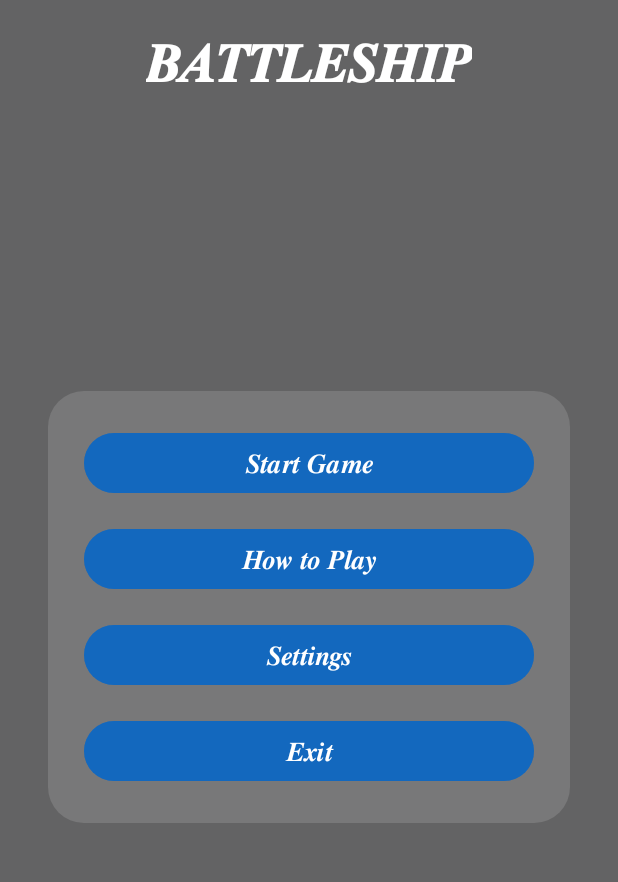
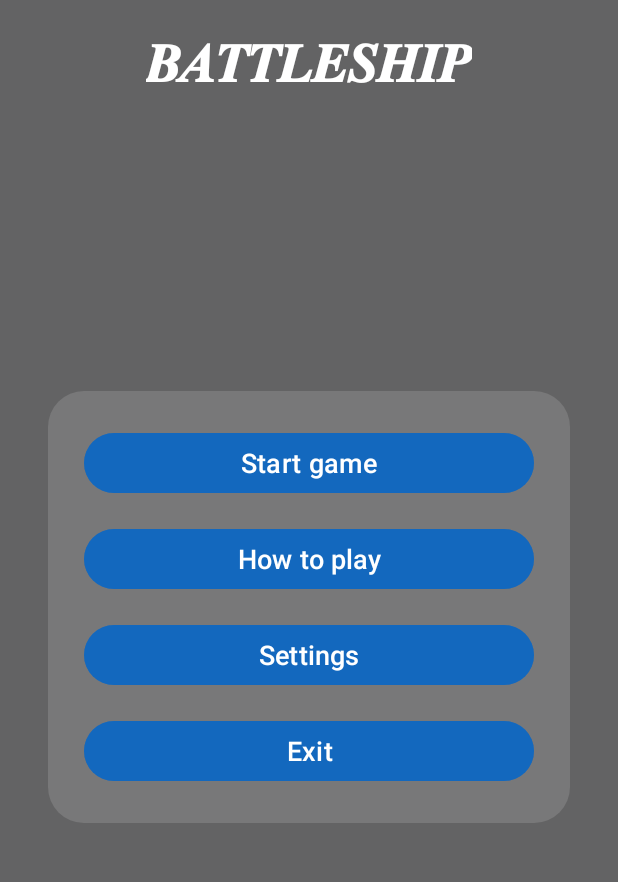
Before and after one commit to DrSmuc/Mobileshipbattle, an Android app: the screen it shows after launch (MainActivity), on a phone screen of 412 x 824 dp, the part 96-978 px from its top. Run offline under Robolectric (Android 15) with nearby library versions, the phone set to English and light mode, and no system bars; our stand-ins replace Firebase (no records; nobody signed in at launch, a user with empty details on screens opened directly).

Commit message:
language change

```diff
--- a/app/src/main/java/com/example/mobileshipbattle/MainActivity.kt
+++ b/app/src/main/java/com/example/mobileshipbattle/MainActivity.kt
@@ -38,7 +38,7 @@ public class MainActivity : AppCompatActivity() {
         }
 
         findViewById<Button>(R.id.settings_button).setOnClickListener {
-            startActivity(Intent(this, SettingsActivity ::class.java))
+            startActivity(Intent(this, SettingsActivity::class.java))
         }
 
         findViewById<Button>(R.id.exit_button).setOnClickListener {
--- a/app/src/main/res/layout/activity_how_to_play2.xml
+++ b/app/src/main/res/layout/activity_how_to_play2.xml
@@ -52,7 +52,7 @@
                 android:id="@+id/instructions_text"
                 android:layout_width="wrap_content"
                 android:layout_height="wrap_content"
-                android:text="• Place your ships on the grid.\n• Take turns firing at your opponent's grid.\n• A hit will be marked, and you keep firing.\n• Sink all enemy ships to win!"
+                android:text="@string/text"
                 android:textColor="#EEEEEE"
                 android:textSize="16sp" />
 
--- a/app/src/main/res/layout/activity_main.xml
+++ b/app/src/main/res/layout/activity_main.xml
@@ -78,7 +78,7 @@
                 android:id="@+id/start_button"
                 android:layout_width="match_parent"
                 android:layout_height="wrap_content"
-                android:text="𝑺𝒕𝒂𝒓𝒕 𝑮𝒂𝒎𝒆"
+                android:text="@string/start_game"
                 android:textSize="18sp"
                 android:backgroundTint="#990066CC"
                 android:textColor="#FFFFFF" />
@@ -88,7 +88,7 @@
                 android:layout_width="match_parent"
                 android:layout_height="wrap_content"
                 android:layout_marginTop="16dp"
-                android:text="𝑯𝒐𝒘 𝒕𝒐 𝑷𝒍𝒂𝒚"
+                android:text="@string/how_to_play"
                 android:textSize="18sp"
                 android:backgroundTint="#990066CC"
                 android:textColor="#FFFFFF" />
@@ -98,7 +98,7 @@
                 android:layout_width="match_parent"
                 android:layout_height="wrap_content"
                 android:layout_marginTop="16dp"
-                android:text="𝑺𝒆𝒕𝒕𝒊𝒏𝒈𝒔"
+                android:text="@string/settings"
                 android:textSize="18sp"
                 android:backgroundTint="#990066CC"
                 android:textColor="#FFFFFF" />
@@ -108,7 +108,7 @@
                 android:layout_width="match_parent"
                 android:layout_height="wrap_content"
                 android:layout_marginTop="16dp"
-                android:text="𝑬𝒙𝒊𝒕"
+                android:text="@string/exit"
                 android:textSize="18sp"
                 android:backgroundTint="#990066CC"
                 android:textColor="#FFFFFF" />
--- a/app/src/main/res/values/strings.xml
+++ b/app/src/main/res/values/strings.xml
@@ -3,5 +3,10 @@
     <string name="change_language">Change Language</string>
     <string name="english">English</string>
     <string name="croatian">Croatian</string>
+    <string name="start_game">Start game</string>
+    <string name="how_to_play">How to play</string>
+    <string name="settings">Settings</string>
+    <string name="exit">Exit</string>
+    <string name="text">Place your ships on the grid. Take turns firing at your opponent's grid. A hit will be marked, and you keep firing. Sink all enemy ships to win!</string>
 
 </resources>
```
Also changed, not shown: 1 other file.
